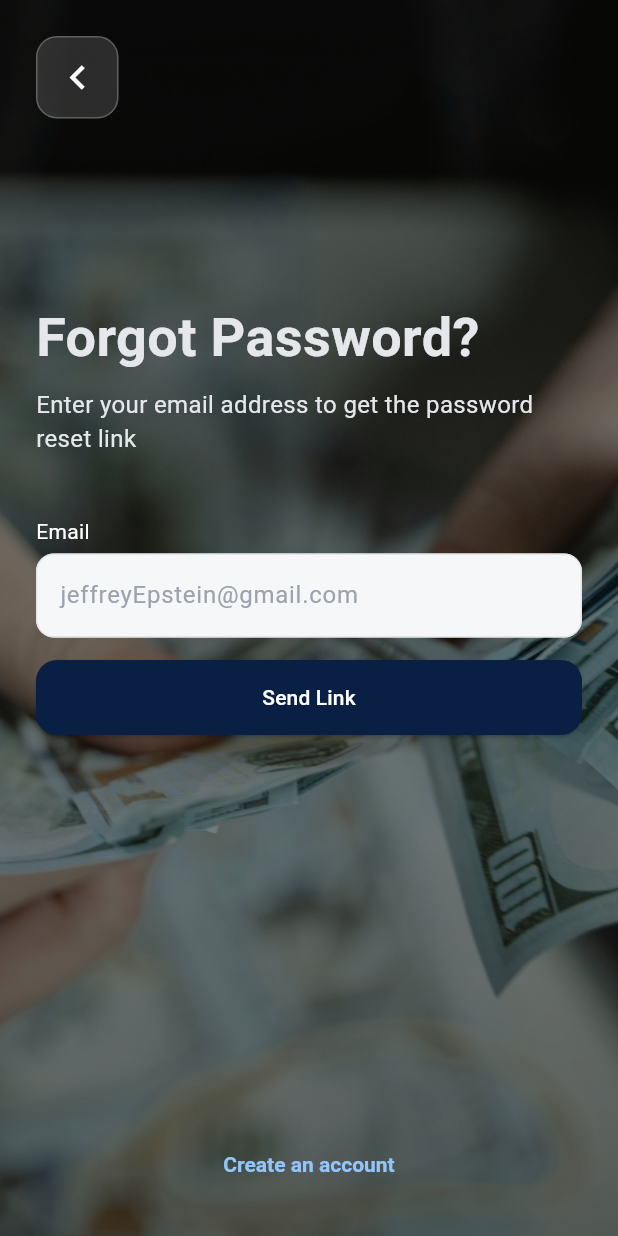
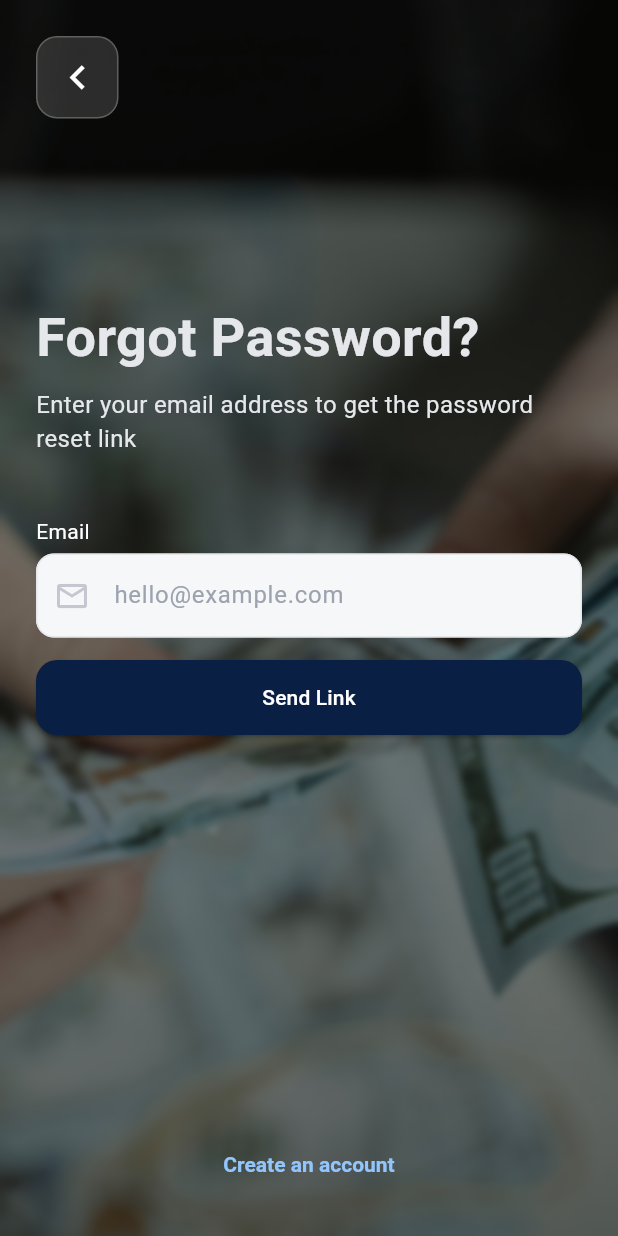
Before and after one commit to LeonL51/bagFlow, a Flutter app: the ForgotPassword screen opened directly, on a phone screen of 412 x 824 dp. Run offline on Flutter 3.47's test engine with Material 3 defaults, Android fonts, the phone set to English and light mode, and no system bars; our stand-ins replace firebase_core, flutter_riverpod, intl_phone_field; accounts and stored records are empty.

Commit message:
Utilized reusable widgets to clean up the screen for Forgot Password

```diff
--- a/lib/screens/forgotPassword.dart
+++ b/lib/screens/forgotPassword.dart
@@ -1,8 +1,11 @@
+import 'package:bag_flow/widgets/auth_section_label.dart';
+import 'package:flutter/material.dart';
 import 'package:bag_flow/screens/login_screen.dart';
 import 'package:bag_flow/screens/resetPassword.dart';
 import 'package:bag_flow/screens/signUp_screen.dart';
 import 'package:intl_phone_field/intl_phone_field.dart';
-import 'package:flutter/material.dart';
+import 'package:bag_flow/widgets/auth_scaffold.dart';
+
 
 class ForgotPassword extends StatefulWidget {
   const ForgotPassword({super.key});
@@ -22,56 +25,9 @@ class _ForgotPasswordState extends State<ForgotPassword> {
     super.dispose();
   }
 
-  InputDecoration _fieldDecoration({String? hintText}) {
-    return InputDecoration(
-      filled: true,
-      fillColor: const Color(0xFFF6F7F8),
-      hintText: hintText,
-      hintStyle: const TextStyle(color: Color(0xFF9CA3AF)),
-      labelStyle: const TextStyle(color: Color(0xFF6B7280)),
-      border: OutlineInputBorder(
-        borderRadius: BorderRadius.circular(12),
-        borderSide: const BorderSide(color: Color(0xFFE5E7EB)),
-      ),
-      enabledBorder: OutlineInputBorder(
-        borderRadius: BorderRadius.circular(12),
-        borderSide: const BorderSide(color: Color(0xFFE5E7EB)),
-      ),
-      focusedBorder: OutlineInputBorder(
-        borderRadius: BorderRadius.circular(12),
-        borderSide: const BorderSide(color: Color(0xFF2563EB), width: 1.5),
-      ),
-    );
-  }
-
   @override
   Widget build(BuildContext context) {
-    return Scaffold(
-      body: Stack(
-        fit: StackFit.expand,
-        children: [
-          const Image(
-            image: AssetImage('assets/images/welcome_bkgd.jpg'),
-            fit: BoxFit.cover,
-          ),
-
-          Container(
-            decoration: BoxDecoration(
-              gradient: LinearGradient(
-                begin: Alignment.topCenter,
-                end: Alignment.bottomCenter,
-                colors: [
-                  Colors.black.withOpacity(.55),
-                  Colors.black.withOpacity(.35),
-                  Colors.black.withOpacity(.55),
-                ],
-              ),
-            ),
-          ),
-
-          SafeArea(
-            child: Padding(
-              padding: const EdgeInsets.all(24),
+    return AuthScaffold(
       child: Form(
         key: _formKey,
         child: Column(
@@ -82,7 +38,8 @@ class _ForgotPasswordState extends State<ForgotPassword> {
             _headerSection(),
 
             const SizedBox(height: 40),
-                    const Text("Email", style: TextStyle(color: Colors.white)),
+            AuthSectionLabel(text: 'Email'),
+
             const SizedBox(height: 5),
             _emailInput(),
 
@@ -94,13 +51,8 @@ class _ForgotPasswordState extends State<ForgotPassword> {
           ],
         ),
       ),
-            ),
-          ),
-        ],
-      ),
     );
   }
-
 
   Widget _backToLoginButton() {
     return SizedBox(
@@ -112,12 +64,13 @@ class _ForgotPasswordState extends State<ForgotPassword> {
           side: const BorderSide(color: Colors.white24),
           padding: EdgeInsets.symmetric(vertical: 14),
           shape: RoundedRectangleBorder(
-            borderRadius: (BorderRadius.circular(14))
-          )
+            borderRadius: (BorderRadius.circular(14)),
+          ),
         ),
         onPressed: () {
-          Navigator.push(context,
-            MaterialPageRoute(builder: (context) => LoginScreen())
+          Navigator.push(
+            context,
+            MaterialPageRoute(builder: (context) => LoginScreen()),
           );
         },
         child: const Icon(
@@ -125,11 +78,10 @@ class _ForgotPasswordState extends State<ForgotPassword> {
           color: Colors.white,
           fontWeight: FontWeight.w700,
           size: 18,
-        )
-      )
+        ),
+      ),
     );
   }
-
 
   Widget _headerSection() {
     return Column(
@@ -156,27 +108,26 @@ class _ForgotPasswordState extends State<ForgotPassword> {
     return TextFormField(
       controller: _emailController,
       keyboardType: TextInputType.emailAddress,
-      decoration: _fieldDecoration(hintText: 'jeffreyEpstein@gmail.com'),
+      decoration: InputDecoration(
+        hintText: 'hello@example.com',
+        prefixIcon: Icon(
+          Icons.email_outlined
+        ),
+      ),
     );
   }
 
   Widget _sendLinkButton() {
     return SizedBox(
       width: double.infinity,
-      height: 50,
       child: ElevatedButton(
-        style: ElevatedButton.styleFrom(
-          backgroundColor: const Color(0xFF0A1F44),
-        ),
-        // Should send email link
-        // When confirmed, directs to reset password page
         onPressed: () {
           Navigator.push(
             context,
             MaterialPageRoute(builder: (context) => ResetPassword()),
           );
         },
-        child: const Text('Send Link', style: TextStyle(color: Colors.white)),
+        child: const Text('Send Link'),
       ),
     );
   }
--- a/lib/screens/login_screen.dart
+++ b/lib/screens/login_screen.dart
@@ -233,8 +233,9 @@ class _LoginScreenState extends State<LoginScreen> {
     return SizedBox(
       width: double.infinity,
       child: ElevatedButton(
+        // Replace this function
         onPressed: _submitLogin,
-        child: const Text("Login"),
+        child: const Text('Login'),
       ),
     );
   }
--- a/lib/widgets/auth_section_label.dart
+++ b/lib/widgets/auth_section_label.dart
@@ -14,7 +14,6 @@ class AuthSectionLabel extends StatelessWidget {
       text,
       style: const TextStyle(
         color: Colors.white,
-        fontWeight: FontWeight.bold,
       ),
     );
   }
```
Lines whose indentation alone changed are shown as unchanged.
